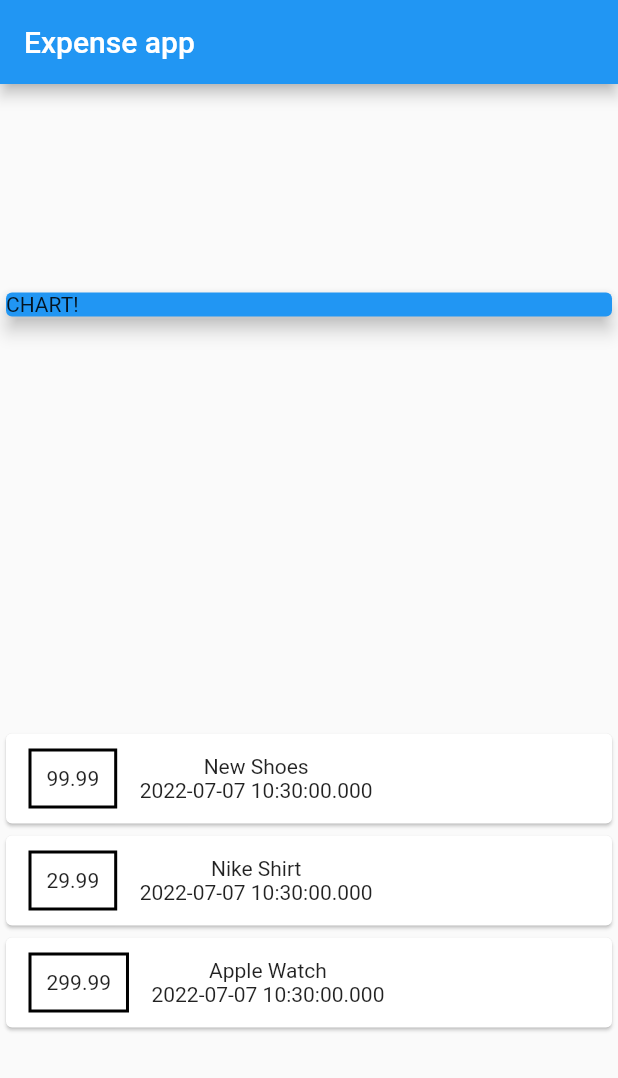
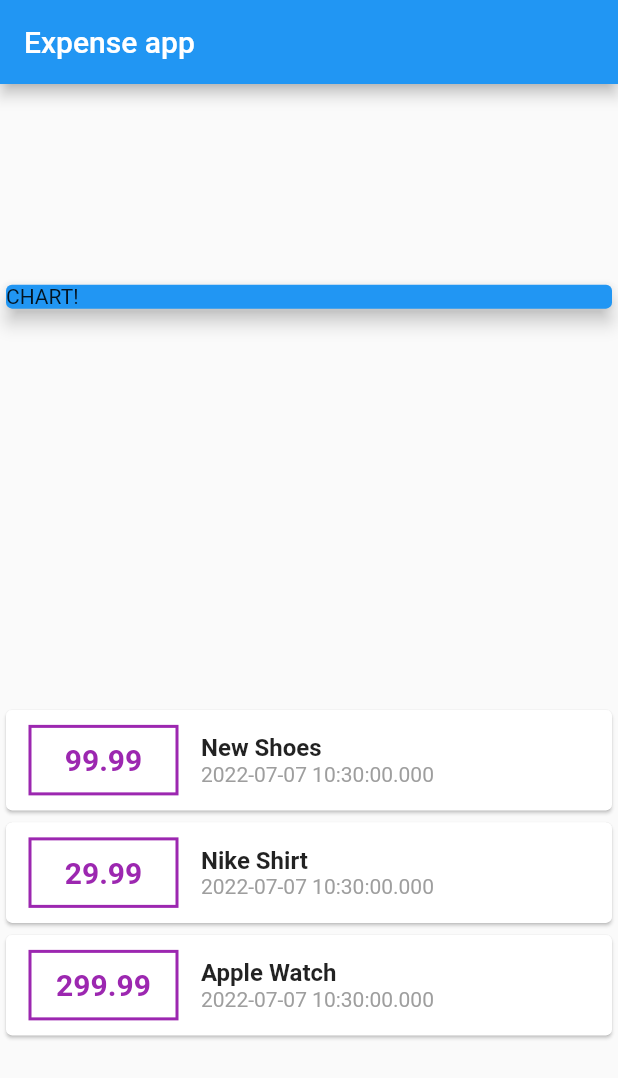
Before and after one commit to trlong357/expenses_app_flutter, a Flutter app: the screen it shows after launch, on a phone screen of 412 x 824 dp. Shown: the top 1078 px of the screen. Run offline on Flutter 3.47's test engine with Material 2 defaults, Android fonts, the phone set to English and light mode, and no system bars.

Commit message:
adding style to item list

```diff
--- a/lib/main.dart
+++ b/lib/main.dart
@@ -63,6 +63,8 @@ class MyHomePage extends StatelessWidget {
               child: Row(
                 children: <Widget>[
                   Container(
+                    width: 100,
+                    alignment: Alignment.center,
                     margin: const EdgeInsets.symmetric(
                       vertical: 10,
                       horizontal: 15,
@@ -70,18 +72,35 @@ class MyHomePage extends StatelessWidget {
                     decoration: BoxDecoration(
                       border: Border.all(
                         width: 2,
-                        color: Colors.black,
+                        color: Colors.purple,
                       ),
                     ),
                     padding: const EdgeInsets.all(10),
                     child: Text(
                       tx.amount.toString(),
+                      style: TextStyle(
+                        fontWeight: FontWeight.bold,
+                        fontSize: 20,
+                        color: Colors.purple,
+                      ),
                     ),
                   ),
                   Column(
+                    crossAxisAlignment: CrossAxisAlignment.start,
                     children: <Widget>[
-                      Text(tx.title),
-                      Text(tx.date.toString()),
+                      Text(
+                        tx.title,
+                        style: TextStyle(
+                          fontSize: 16,
+                          fontWeight: FontWeight.bold,
+                        ),
+                      ),
+                      Text(
+                        tx.date.toString(),
+                        style: TextStyle(
+                          color: Colors.grey,
+                        ),
+                      ),
                     ],
                   )
                 ],
```
